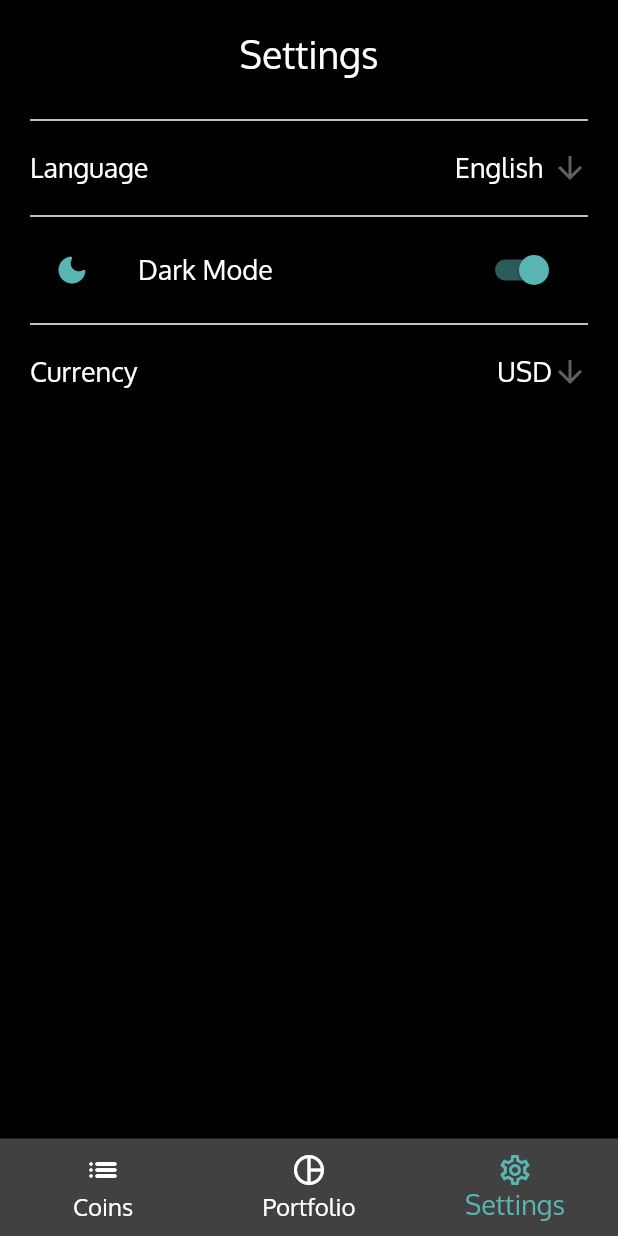
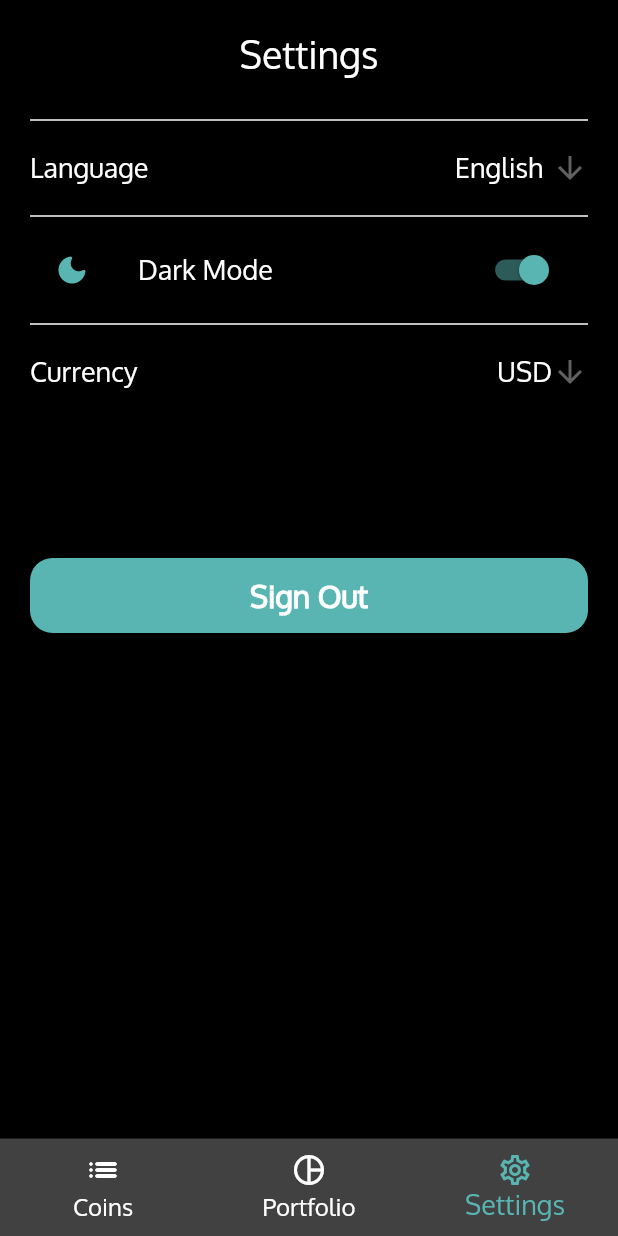
Before and after one commit to Charizard17/bit_holdings_app, a Flutter app: the MainView screen opened directly, item 3 of the bottom bar chosen, on a phone screen of 412 x 824 dp. Run offline on Flutter 3.47's test engine with Material 2 defaults, Android fonts, the phone set to English and light mode, and no system bars; our stand-ins replace cloud_firestore, easy_dynamic_theme, firebase_auth, firebase_core, flutter_slidable; accounts and stored records are empty; network calls fail.

Commit message:
firestore sign out function created and implemented. some adjustments

```diff
--- a/lib/providers/theme_provider.dart
+++ b/lib/providers/theme_provider.dart
@@ -52,8 +52,8 @@ class CustomThemeData {
       ),
     ),
     buttonTheme: ButtonThemeData(
-      minWidth: 300,
-      height: 70,
+      minWidth: double.infinity,
+      height: 50,
       shape: RoundedRectangleBorder(
         borderRadius: BorderRadius.circular(15.0),
       ),
@@ -98,8 +98,8 @@ class CustomThemeData {
       ),
     ),
     buttonTheme: ButtonThemeData(
-      minWidth: double.infinity - 150,
-      height: 70,
+      minWidth: double.infinity,
+      height: 50,
       shape: RoundedRectangleBorder(
         borderRadius: BorderRadius.circular(15.0),
       ),
--- a/lib/screens/settings_screen.dart
+++ b/lib/screens/settings_screen.dart
@@ -1,7 +1,11 @@
+import 'package:bit_holdings_app/screens/sign_in_screen.dart';
 import 'package:flutter/material.dart';
 import 'package:provider/provider.dart';
 
 import '../providers/theme_provider.dart';
+import '../services/flutterfire.dart';
+
+FlutterFire _flutterFire = FlutterFire();
 
 class SettingsScreen extends StatefulWidget {
   const SettingsScreen({Key? key}) : super(key: key);
@@ -145,6 +149,27 @@ class _SettingsScreenState extends State<SettingsScreen> {
                       ),
                     ],
                   ),
+                  SizedBox(height: 100),
+                  MaterialButton(
+                    color: Theme.of(context).focusColor,
+                    child: Text(
+                      'Sign Out',
+                      style: Theme.of(context).textTheme.bodyLarge!.copyWith(
+                            fontWeight: FontWeight.bold,
+                          ),
+                    ),
+                    onPressed: () async {
+                      bool shouldNavigate = await _flutterFire.signOut();
+                      if (shouldNavigate) {
+                        Navigator.of(context).pushReplacement(
+                          MaterialPageRoute(
+                            builder: (BuildContext context) =>
+                                const SignInScreen(),
+                          ),
+                        );
+                      }
+                    },
+                  ),
                 ],
               ),
             ),
```
Also changed, not shown: lib/main.dart (+14 -4 lines), lib/services/flutterfire.dart (+10 -0 lines).
